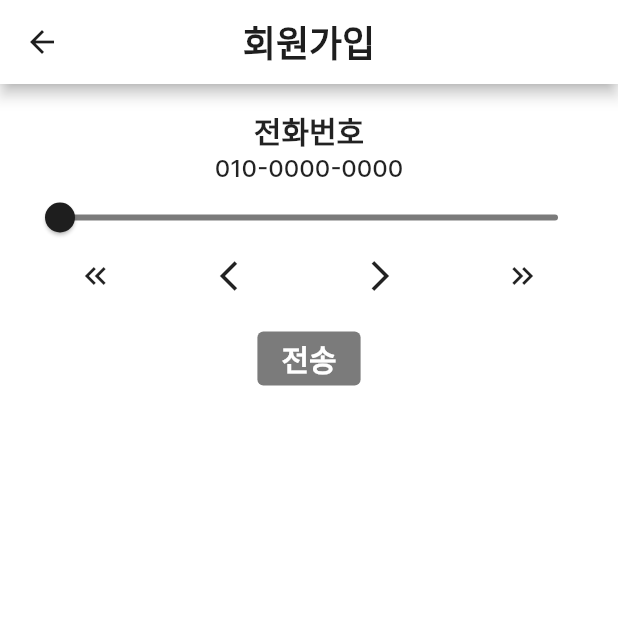
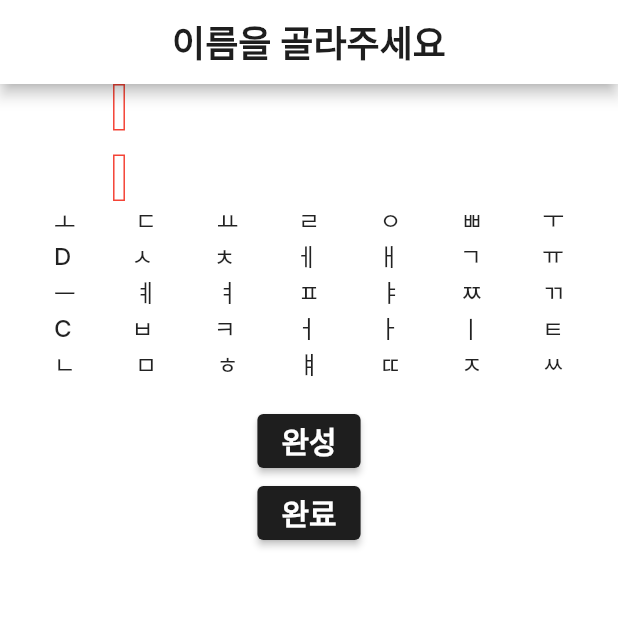
Before and after one commit to jaehee21232/Aggressive-style-chat-app, a Flutter app: the DefaultLayout screen opened directly, on a phone screen of 412 x 824 dp, the top half of it. Run offline on Flutter 3.47's test engine with Material 2 defaults, Android fonts, the light colour scheme and no system bars; our stand-ins replace firebase_core, flutter_riverpod, flutter_secure_storage; missing offline and left inert: korea_regexp; accounts and stored records are empty.

Commit message:
feat: 이름 입력 추가

```diff
--- /dev/null
+++ b/lib/auth/component/random_keyboard.dart
@@ -0,0 +1,304 @@
+import 'dart:async';
+import 'dart:math';
+import 'package:korea_regexp/korea_regexp.dart';
+import 'package:chatapp/auth/component/submit_button.dart';
+import 'package:chatapp/auth/riverpod/state_provider.dart';
+import 'package:chatapp/common/const/data.dart';
+import 'package:chatapp/common/const/style/font_style.dart';
+import 'package:flutter/foundation.dart';
+import 'package:flutter/material.dart';
+import 'package:flutter/widgets.dart';
+import 'package:flutter_riverpod/flutter_riverpod.dart';
+
+class RandomKeyBoard extends StatefulWidget {
+  const RandomKeyBoard({super.key});
+
+  @override
+  State<RandomKeyBoard> createState() => _RandomKeyBoardState();
+}
+
+class _RandomKeyBoardState extends State<RandomKeyBoard> {
+  late List<List> keyboardList;
+  @override
+  void dispose() {
+    // TODO: implement dispose
+    super.dispose();
+    _timer.cancel();
+  }
+
+  late Timer _timer;
+  @override
+  void initState() {
+    // TODO: implement initState
+    super.initState();
+    keyboardList = shuffleList(koreanTextList);
+    _timer = Timer.periodic(Duration(seconds: 2), (timer) {
+      setState(() {
+        keyboardList = shuffleList(koreanTextList);
+      });
+    });
+  }
+
+  List<List<dynamic>> splitList(List<dynamic> list, int chunkSize) {
+    List<List<dynamic>> result = [];
+    for (int i = 0; i < list.length; i += chunkSize) {
+      result.add(list.sublist(
+          i, i + chunkSize < list.length ? i + chunkSize : list.length));
+    }
+    return result;
+  }
+
+  shuffleList<T>(List list) {
+    var random = Random();
+
+    for (int i = list.length - 1; i > 0; i--) {
+      int j = random.nextInt(i + 1);
+      T temp = list[i];
+      list[i] = list[j];
+      list[j] = temp;
+    }
+    print(list);
+    List<List<dynamic>> nestedList = List.generate(5, (index) => []);
+    for (int i = 0; i < list.length; i++) {
+      nestedList[i % 5].add(list[i]);
+    }
+    return nestedList;
+  }
+
+  @override
+  Widget build(BuildContext context) {
+    return Column(
+      children: [
+        NameText(StateProvider: nameTextProvider),
+        SizedBox(
+          height: 16,
+        ),
+        NameHint(
+          StateProvider: nameHintProvider,
+        ),
+        Column(
+          children: keyboardList
+              .map((e) => Row(
+                    mainAxisAlignment: MainAxisAlignment.spaceAround,
+                    children: e.map((y) {
+                      return _KeyboardKey(label: y, value: e);
+                    }).toList(),
+                  ))
+              .toList(),
+        ),
+        SizedBox(
+          height: 16,
+        ),
+        SubmitTextButton(),
+      ],
+    );
+  }
+}
+
+class _KeyboardKey extends ConsumerWidget {
+  final String label;
+  final dynamic value;
+  const _KeyboardKey({
+    super.key,
+    required this.label,
+    required this.value,
+  });
+
+  @override
+  Widget build(BuildContext context, WidgetRef ref) {
+    final now = ref.watch(nowHintProvider);
+    final text = ref.watch(nameHintProvider);
+    return InkWell(
+      onTap: () {
+        print(text);
+        if (label == "C") {
+          ref
+              .read(nameHintProvider.notifier)
+              .update((state) => state = ["", "", ""]);
+          ref.read(nowHintProvider.notifier).update((state) => state = 0);
+        } else if (now == 0) {
+          if (label == "D") {
+            ref
+                .read(nameTextProvider.notifier)
+                .update((state) => state = ["류", "재", "희"]);
+          } else {
+            ref.read(nameHintProvider.notifier).update((state) => state = [
+                  label.toString(),
+                  text[1].toString(),
+                  text[2].toString()
+                ]);
+            ref.read(nowHintProvider.notifier).update((state) => state = 1);
+          }
+        } else if (now == 1) {
+          if (label == "D") {
+            ref
+                .read(nameTextProvider.notifier)
+                .update((state) => state = ["류", "재", "희"]);
+          } else {
+            ref.read(nameHintProvider.notifier).update((state) => state = [
+                  text[0].toString(),
+                  label.toString(),
+                  text[2].toString()
+                ]);
+            ref.read(nowHintProvider.notifier).update((state) => state = 2);
+          }
+        } else if (now == 2) {
+          if (label == "D") {
+            ref
+                .read(nameTextProvider.notifier)
+                .update((state) => state = ["류", "재", "희"]);
+          } else {
+            ref.read(nameHintProvider.notifier).update((state) => state = [
+                  text[0].toString(),
+                  text[1].toString(),
+                  label.toString(),
+                ]);
+            ref.read(nowHintProvider.notifier).update((state) => state = 0);
+          }
+        }
+      },
+      child: Container(
+          child: Center(
+        child: Text(
+          label.toString(),
+          style: styleDialogText,
+        ),
+      )),
+    );
+  }
+}
+
+class NameHint extends ConsumerWidget {
+  final StateProvider;
+
+  const NameHint({super.key, required this.StateProvider});
+
+  @override
+  Widget build(BuildContext context, WidgetRef ref) {
+    final text = ref.watch(StateProvider);
+    final count = ref.watch(nowHintProvider);
+    return Row(
+      mainAxisAlignment: MainAxisAlignment.spaceAround,
+      children: [
+        Container(
+          decoration: BoxDecoration(
+              border:
+                  Border.all(color: count == 0 ? Colors.red : Colors.white)),
+          child: Text(
+            text[0],
+            style: titleText,
+          ),
+        ),
+        Container(
+          decoration: BoxDecoration(
+              border:
+                  Border.all(color: count == 1 ? Colors.red : Colors.white)),
+          child: Text(
+            text[1],
+            style: titleText,
+          ),
+        ),
+        Container(
+          decoration: BoxDecoration(
+              border:
+                  Border.all(color: count == 2 ? Colors.red : Colors.white)),
+          child: Text(
+            text[2],
+            style: titleText,
+          ),
+        ),
+      ],
+    );
+  }
+}
+
+class NameText extends ConsumerWidget {
+  final StateProvider;
+
+  const NameText({super.key, required this.StateProvider});
+
+  @override
+  Widget build(BuildContext context, WidgetRef ref) {
+    final text = ref.watch(StateProvider);
+    final count = ref.watch(nowNameProvider);
+    return Row(
+      mainAxisAlignment: MainAxisAlignment.spaceAround,
+      children: [
+        Container(
+          decoration: BoxDecoration(
+              border:
+                  Border.all(color: count == 0 ? Colors.red : Colors.white)),
+          child: Text(
+            text[0],
+            style: titleText,
+          ),
+        ),
+        Container(
+          decoration: BoxDecoration(
+              border:
+                  Border.all(color: count == 1 ? Colors.red : Colors.white)),
+          child: Text(
+            text[1],
+            style: titleText,
+          ),
+        ),
+        Container(
+          decoration: BoxDecoration(
+              border:
+                  Border.all(color: count == 2 ? Colors.red : Colors.white)),
+          child: Text(
+            text[2],
+            style: titleText,
+          ),
+        ),
+      ],
+    );
+  }
+}
+
+class SubmitTextButton extends ConsumerWidget {
+  const SubmitTextButton({super.key});
+
+  @override
+  Widget build(BuildContext context, WidgetRef ref) {
+    final now = ref.watch(nowNameProvider);
+    final name = ref.watch(nameTextProvider);
+    final hint = ref.watch(nameHintProvider);
+    return SubmitButton(
+        onPressed: () {
+          try {
+            if (now == 0) {
+              ref.read(nameTextProvider.notifier).update((state) => state = [
+                    implode("${hint[0]}${hint[1]}${hint[2]}")
+                        .replaceAll(RegExp('[^a-zA-Z0-9가-힣\\s]'), ""),
+                    name[1],
+                    name[2]
+                  ]);
+              ref.read(nowNameProvider.notifier).update((state) => state = 1);
+            } else if (now == 1) {
+              ref.read(nameTextProvider.notifier).update((state) => state = [
+                    name[0],
+                    implode("${hint[0]}${hint[1]}${hint[2]}")
+                        .replaceAll(RegExp('[^a-zA-Z0-9가-힣\\s]'), ""),
+                    name[2]
+                  ]);
+              ref.read(nowNameProvider.notifier).update((state) => state = 2);
+            } else if (now == 2) {
+              ref.read(nameTextProvider.notifier).update((state) => state = [
+                    name[0],
+                    name[1],
+                    implode("${hint[0]}${hint[1]}${hint[2]}")
+                        .replaceAll(RegExp('[^a-zA-Z0-9가-힣\\s]'), ""),
+                  ]);
+              ref.read(nowNameProvider.notifier).update((state) => state = 0);
+            }
+          } catch (e) {
+            return null;
+          }
+        },
+        child: Text(
+          "완성",
+          style: styleButtonText,
+        ));
+  }
+}
--- a/lib/auth/component/sms_button.dart
+++ /dev/null
@@ -1,156 +0,0 @@
-import 'package:chatapp/auth/riverpod/state_provider.dart';
-import 'package:chatapp/common/const/color.dart';
-import 'package:chatapp/common/const/style/font_style.dart';
-import 'package:firebase_auth/firebase_auth.dart';
-import 'package:flutter/material.dart';
-import 'package:flutter_riverpod/flutter_riverpod.dart';
-
-class SMSButton extends ConsumerStatefulWidget {
-  final double state;
-  const SMSButton({super.key, required this.state});
-
-  @override
-  _SMSButtonState createState() => _SMSButtonState();
-}
-
-class _SMSButtonState extends ConsumerState<SMSButton> {
-  @override
-  Widget build(BuildContext context) {
-    final verid = ref.watch(verificationIdProvider);
-    final code = ref.watch(numberProvider);
-    final sms = ref.watch(smsProvider);
-    bool _codeSent = false;
-    Widget smserrorText(bool sent) {
-      if (sent == true) {
-        return Text(
-          "잘못된 인증번호 입니다",
-          style: errorText,
-        );
-      } else {
-        return SizedBox();
-      }
-    }
-
-    Widget checkCodeSentInput(bool sent) {
-      if (sent == true) {
-        return TextFormField(
-          keyboardType: TextInputType.number,
-          decoration: InputDecoration(
-            hintText: "인증번호를 입력해주세요",
-            hintStyle: hintText,
-            focusedBorder: OutlineInputBorder(
-              borderSide: BorderSide(color: black),
-            ),
-            enabledBorder: OutlineInputBorder(
-              borderSide: BorderSide(
-                width: 2,
-                color: grey,
-              ),
-            ),
-          ),
-          onChanged: (value) {
-            ref.read(smsProvider.notifier).update((state) => state = value);
-          },
-          cursorColor: grey,
-          autofocus: true,
-          validator: (value) {
-            if (value!.isEmpty) {
-              return " 인증코드를 입력해주세요";
-            } else {
-              return null;
-            }
-          },
-        );
-      } else {
-        return SizedBox.shrink();
-      }
-    }
-
-    Widget checkCodeSentButton(bool sent) {
-      if (sent == true) {
-        return ElevatedButton(
-          style: ElevatedButton.styleFrom(backgroundColor: black),
-          onPressed: () async {
-            FirebaseAuth auth = FirebaseAuth.instance;
-
-            PhoneAuthCredential credential = PhoneAuthProvider.credential(
-                verificationId: verid, smsCode: sms);
-
-            try {
-              await auth.signInWithCredential(credential).then((value) =>
-                  Navigator.pushNamed(context, "/nameregisterscreen"));
-            } catch (e) {
-              ref
-                  .read(checkSmsProvider.notifier)
-                  .update((state) => state = true);
-            }
-          },
-          child: Text(
-            "인증",
-            style: styleButtonText,
-          ),
-        );
-      } else {
-        return SizedBox.shrink();
-      }
-    }
-
-    return Column(
-      children: [
-        ElevatedButton(
-          style: ElevatedButton.styleFrom(
-              backgroundColor:
-                  widget.state != 0 && widget.state != 99999999 ? black : grey,
-              elevation: 0),
-          onPressed: () async {
-            if (widget.state != 0 && widget.state != 99999999) {
-              FirebaseAuth auth = FirebaseAuth.instance;
-              await auth.verifyPhoneNumber(
-                timeout: Duration(seconds: 60),
-                phoneNumber:
-                    "+8210${ref.watch(numberProvider).toInt().toString()}",
-                verificationCompleted: (PhoneAuthCredential credential) async {
-                  // Android only
-                  await auth.signInWithCredential(credential);
-                },
-                verificationFailed: (FirebaseAuthException e) {
-                  if (e.code == 'invalid-phone-number') {
-                    print("The provided phone number is not valid.");
-                  }
-                },
-                codeSent: (verificationId, forceResendingToken) {
-                  ref
-                      .read(verProvider.notifier)
-                      .update((state) => state = true);
-
-                  ref
-                      .read(verificationIdProvider.notifier)
-                      .update((state) => state = verificationId);
-                },
-                codeAutoRetrievalTimeout: (verificationId) {
-                  print("timeout");
-                },
-              );
-            }
-          },
-          child: Text(
-            "전송",
-            style: styleButtonText,
-          ),
-        ),
-        const SizedBox(
-          height: 16,
-        ),
-        checkCodeSentInput(ref.watch(verProvider)),
-        SizedBox(
-          height: 8,
-        ),
-        smserrorText(ref.watch(checkSmsProvider)),
-        SizedBox(
-          height: 8,
-        ),
-        checkCodeSentButton(ref.watch(verProvider)),
-      ],
-    );
-  }
-}
--- /dev/null
+++ b/lib/auth/component/submit_button.dart
@@ -0,0 +1,20 @@
+import 'package:chatapp/common/const/color.dart';
+import 'package:flutter/foundation.dart';
+import 'package:flutter/material.dart';
+import 'package:flutter/widgets.dart';
+
+class SubmitButton extends StatelessWidget {
+  final onPressed;
+  final child;
+  const SubmitButton({super.key, required this.onPressed, required this.child});
+
+  @override
+  Widget build(BuildContext context) {
+    return ElevatedButton(
+        style: ElevatedButton.styleFrom(
+          backgroundColor: black,
+        ),
+        onPressed: onPressed,
+        child: child);
+  }
+}
--- a/lib/auth/riverpod/state_provider.dart
+++ b/lib/auth/riverpod/state_provider.dart
@@ -1,6 +1,6 @@
 import 'package:flutter_riverpod/flutter_riverpod.dart';
 
-final numberProvider = StateProvider<double>((ref) => 00000000);
+final numberProvider = StateProvider<double>((ref) => 62533196);
 
 final loginProvider = StateProvider.autoDispose((ref) => 0);
 
@@ -8,8 +8,15 @@ final verificationIdProvider = StateProvider.autoDispose(
   (ref) => "",
 );
 
-final smsProvider = StateProvider.autoDispose<String>((ref) => "");
+final timerProvider = StateProvider.autoDispose((ref) => 120);
 
-final verProvider = StateProvider((ref) => false);
-
-final checkSmsProvider = StateProvider((ref) => false);
+final nowHintProvider = StateProvider.autoDispose(
+  (ref) => 0,
+);
+final nameHintProvider = StateProvider<List<String>>(
+  (ref) => [" ", " ", " "],
+);
+final nowNameProvider = StateProvider((ref) => 0);
+final nameTextProvider = StateProvider<List<String>>(
+  (ref) => [" ", " ", " "],
+);
--- a/lib/auth/view/number_register_screen.dart
+++ b/lib/auth/view/number_register_screen.dart
@@ -1,13 +1,11 @@
 import 'package:chatapp/auth/component/number_detail.dart';
-import 'package:chatapp/auth/component/sms_button.dart';
+import 'package:chatapp/auth/component/submit_button.dart';
 import 'package:chatapp/auth/riverpod/state_provider.dart';
 import 'package:chatapp/common/const/color.dart';
 import 'package:chatapp/common/const/style/font_style.dart';
 import 'package:chatapp/common/layout/default_layout.dart';
-import 'package:firebase_core/firebase_core.dart';
 import 'package:flutter/material.dart';
 import 'package:flutter_riverpod/flutter_riverpod.dart';
-import 'package:firebase_auth/firebase_auth.dart';
 
 class NumberRegisterScreen extends ConsumerStatefulWidget {
   const NumberRegisterScreen({super.key});
@@ -88,9 +86,14 @@ class NumberSlider extends ConsumerWidget {
         const SizedBox(
           height: 16,
         ),
-        SMSButton(
-          state: state,
-        ),
+        SubmitButton(
+            onPressed: () {
+              Navigator.of(context).popAndPushNamed("/nameregisterscreen");
+            },
+            child: Text(
+              "확인",
+              style: styleButtonText,
+            ))
       ],
     );
   }
--- a/lib/common/const/data.dart
+++ b/lib/common/const/data.dart
@@ -1,3 +1,40 @@
 import 'package:flutter_secure_storage/flutter_secure_storage.dart';
 
 final storage = FlutterSecureStorage();
+final koreanTextList = [
+  "ㄱ",
+  "ㄴ",
+  "ㄷ",
+  "ㄹ",
+  "ㅁ",
+  "ㅂ",
+  "ㅅ",
+  "ㅇ",
+  "ㅈ",
+  "ㅊ",
+  "ㅋ",
+  "ㅌ",
+  "ㅍ",
+  "ㅎ",
+  "ㅏ",
+  "ㅑ",
+  "ㅓ",
+  "ㅕ",
+  "ㅗ",
+  "ㅛ",
+  "ㅜ",
+  "ㅠ",
+  "ㅡ",
+  "ㅣ",
+  "ㅔ",
+  "ㅐ",
+  "ㅃ",
+  "ㅉ",
+  "ㄸ",
+  "ㄲ",
+  "ㅆ",
+  "ㅒ",
+  "ㅖ",
+  "D",
+  "C"
+];
--- a/pubspec.yaml
+++ b/pubspec.yaml
@@ -38,6 +38,7 @@ dependencies:
   flutter_secure_storage: ^8.0.0
   flutter_riverpod: ^2.3.6
   firebase_auth: ^4.4.2
+  korea_regexp: ^1.0.1
 
 dev_dependencies:
   flutter_test:
```
Also changed, not shown: lib/auth/view/name_register_screen.dart (+32 -1 lines), lib/firebase_options.dart, pubspec.lock, 2 other files.
